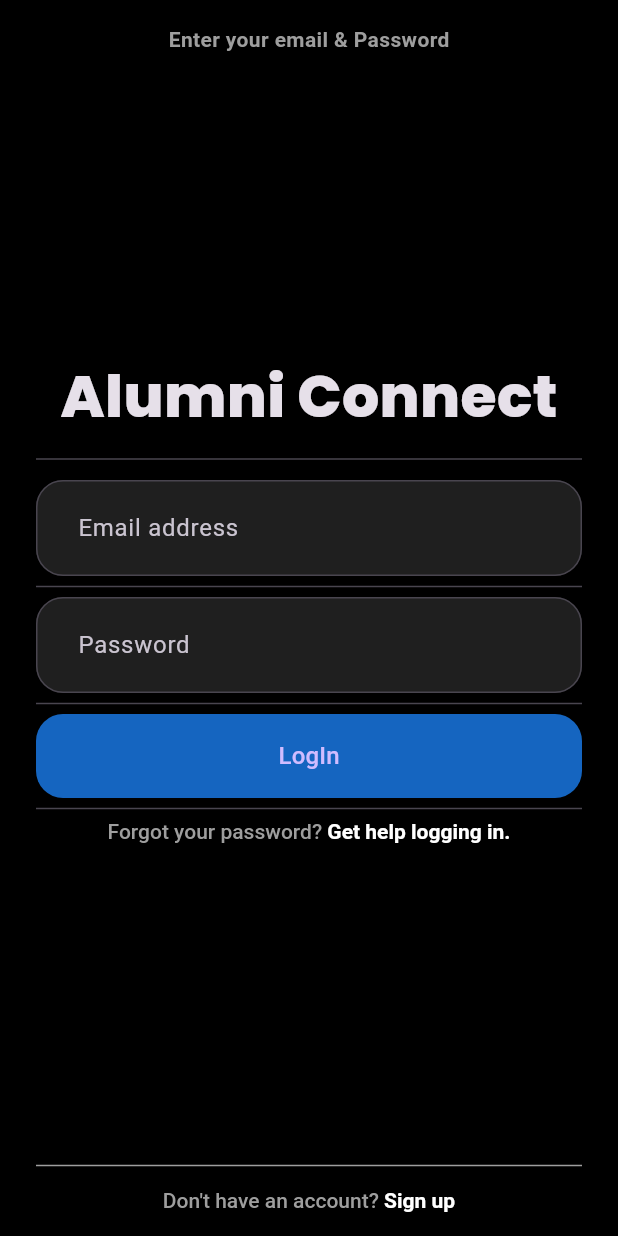
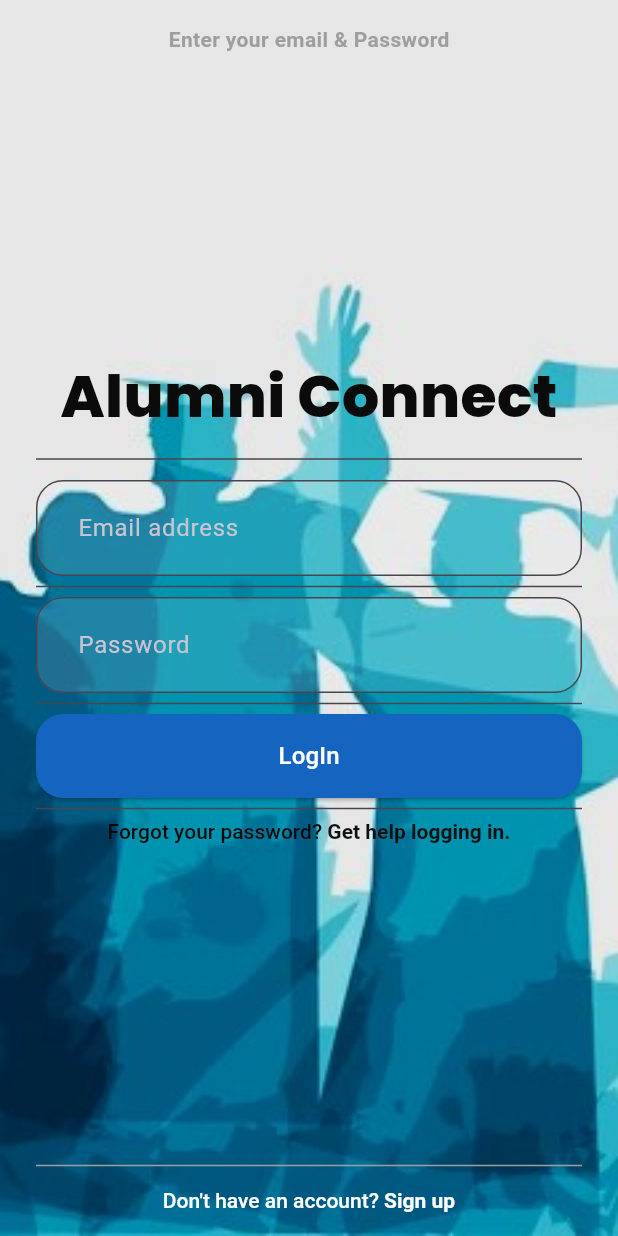
Before and after one commit to NVJKKartik/Alumni_connect, a Flutter app: the screen it shows after launch, on a phone screen of 412 x 824 dp. Run offline on Flutter 3.47's test engine with Material 3 defaults, Android fonts, the phone set to English and light mode, and no system bars; our stand-ins replace cloud_firestore, file_picker, firebase_auth, firebase_core, firebase_storage, flutter_rating_bar and 3 more; accounts and stored records are empty; generated files the repository leaves out were written again.

Commit message:
Login Page Developed

```diff
--- a/lib/pages/authentication/login_page.dart
+++ b/lib/pages/authentication/login_page.dart
@@ -35,8 +35,15 @@ class _LogInPageState extends State<LogInPage> {
   @override
   Widget build(BuildContext context) {
     return Scaffold(
-      backgroundColor: Colors.black,
-      body: SafeArea(
+      resizeToAvoidBottomInset: false,
+      body: Container(
+        decoration: const BoxDecoration(
+          image: DecorationImage(
+            image: AssetImage("assets/images/graduation.jpg"), // Replace with your image asset
+            fit: BoxFit.cover,
+          ),
+        ),
+        child: SafeArea(
           child: Padding(
             padding: const EdgeInsets.symmetric(horizontal: 24, vertical: 16),
             child: Column(
@@ -47,7 +54,8 @@ class _LogInPageState extends State<LogInPage> {
                   style: TextStyle(
                     color: Colors.grey,
                     fontSize: 14,
-                    fontWeight: FontWeight.bold),
+                    fontWeight: FontWeight.bold,
+                  ),
                 ),
                 Column(
                   children: [
@@ -55,6 +63,7 @@ class _LogInPageState extends State<LogInPage> {
                       'Alumni Connect',
                       style: GoogleFonts.poppins(
                         fontSize: 39.0,
+                        color: const Color.fromARGB(255, 11, 11, 11),
                         fontWeight: FontWeight.w800,
                       ),
                     ),
@@ -93,7 +102,6 @@ class _LogInPageState extends State<LogInPage> {
                           if (!mounted) return;
                           Navigator.of(context).popAndPushNamed(
                             rootRoute,
-                          // (Route<dynamic> route) => false,
                           );
                         } on UserNotFoundException {
                           "User not found";
@@ -111,10 +119,12 @@ class _LogInPageState extends State<LogInPage> {
                         shape: RoundedRectangleBorder(
                           borderRadius: BorderRadius.circular(18),
                         ),
-                        backgroundColor: Colors.blue.shade800),
+                        backgroundColor: Colors.blue.shade800,
+                      ),
                       child: const Text(
                         'LogIn',
-                      style: TextStyle(fontSize: 16),
+                        style: TextStyle(fontSize: 16,color: Colors.white),
+
                       ),
                     ),
                     const Divider(
@@ -125,14 +135,14 @@ class _LogInPageState extends State<LogInPage> {
                         text: 'Forgot your password? ',
                         style: const TextStyle(
                           fontSize: 14,
-                        color: Colors.grey,
+                          color: Color.fromARGB(255, 9, 9, 9),
                           fontWeight: FontWeight.w500,
                         ),
                         children: [
                           TextSpan(
                             text: 'Get help logging in.',
                             style: const TextStyle(
-                            color: Colors.white,
+                              color: Color.fromARGB(255, 15, 15, 15),
                               fontWeight: FontWeight.w700,
                             ),
                             recognizer: TapGestureRecognizer()
@@ -161,7 +171,7 @@ class _LogInPageState extends State<LogInPage> {
                         text: 'Don\'t have an account? ',
                         style: const TextStyle(
                           fontSize: 14,
-                        color: Colors.grey,
+                          color: Colors.white,
                           fontWeight: FontWeight.w500,
                         ),
                         children: [
@@ -175,7 +185,6 @@ class _LogInPageState extends State<LogInPage> {
                               ..onTap = () {
                                 Navigator.of(context).popAndPushNamed(
                                   signupRoute,
-                                // (Route<dynamic> route) => false,
                                 );
                               },
                           ),
@@ -188,6 +197,7 @@ class _LogInPageState extends State<LogInPage> {
             ),
           ),
         ),
+      ),
     );
   }
 }
--- a/lib/pages/authentication/signup_page.dart
+++ b/lib/pages/authentication/signup_page.dart
@@ -32,6 +32,7 @@ class _SignUpPageState extends State<SignUpPage> {
   @override
   Widget build(BuildContext context) {
     return Scaffold(
+      resizeToAvoidBottomInset: false,
       backgroundColor: Colors.black,
       body: SafeArea(
         child: Padding(
```
Also changed, not shown: assets/images/graduation.jpg (added). Lines whose indentation alone changed are shown as unchanged.
